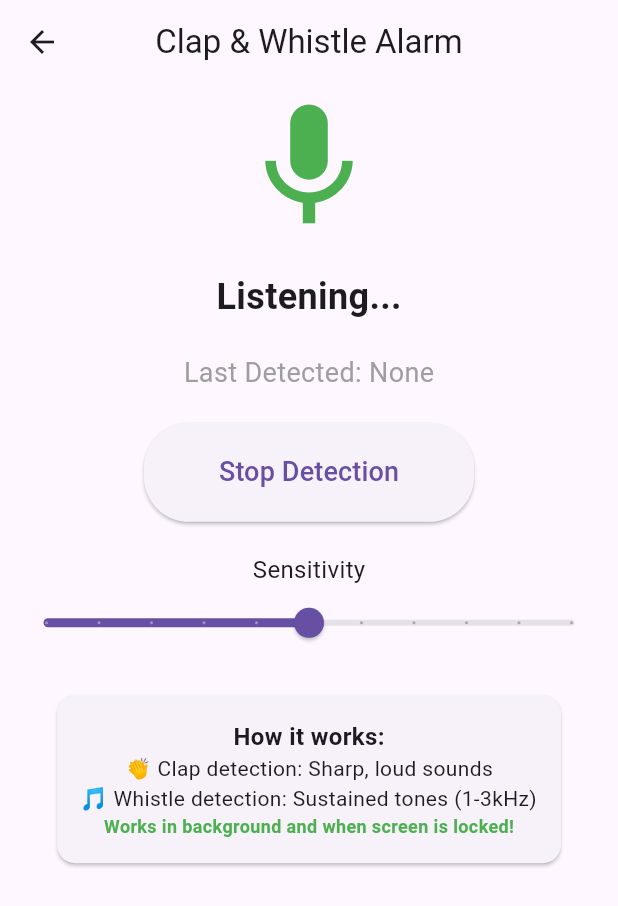
After one commit to AyeshaNaseer07/sensor_flutter_app, a Flutter app: the ClapDetectView screen opened directly, after a tap on "Start Detection", on a phone screen of 412 x 824 dp. The commit adds this screen. Shown: the top 906 px of the screen. Run offline on Flutter 3.47's test engine with Material 3 defaults, Android fonts, the phone set to English and light mode, and no system bars; our stand-ins replace audioplayers, flutter_screenutil, permission_handler, sensors_plus; missing offline and left inert: headphones_detection, proximity_sensor.

Commit message:
Add clap and whistle detection with audio managers

```diff
--- a/lib/App/modules/home /home_view.dart
+++ b/lib/App/modules/home /home_view.dart
@@ -1,6 +1,7 @@
 import 'package:flutter/material.dart';
 import 'package:ui_design/App/modules/sensors/anti_theft/anti_theft_view.dart';
 import 'package:ui_design/App/modules/sensors/bluetooth_sensor/bluetooth_view.dart';
+import 'package:ui_design/App/modules/sensors/clap_whistle_detect/clap_detect_view.dart';
 import 'package:ui_design/App/modules/sensors/headphone/headphone_view.dart';
 import 'package:ui_design/App/modules/sensors/motion_sensor/motion_view.dart';
 import 'package:ui_design/App/modules/sensors/power_sensor/power_view.dart';
@@ -40,31 +41,38 @@ class SensorHubPage extends StatelessWidget {
           ),
           sensorCard(
             context,
-            "Wi-Fi Sensor",
+            "Wi-Fi Status Change Detector",
             Icons.wifi,
             Colors.blue,
             WifiAlarmPage(),
           ),
           sensorCard(
             context,
-            "Bluetooth",
+            "Bluetooth Status Change Detector",
             Icons.bluetooth,
             Colors.indigo,
             BluetoothAlarmPage(),
           ),
           sensorCard(
             context,
-            "Charging",
+            "Charging Unplug Detector",
             Icons.battery_charging_full,
             Colors.green,
             const ChargerAlarmPage(),
           ),
           sensorCard(
             context,
-            "Headphones",
+            "Headphones Plug/Unplug Detector",
             Icons.headset,
             Colors.orange,
             const HeadphoneSensorPage(),
+          ),
+          sensorCard(
+            context,
+            "Clap and Whistle Detection",
+            Icons.surround_sound_outlined,
+            Colors.black,
+            const ClapDetectView(),
           ),
         ],
       ),
--- a/lib/App/modules/sensors/bluetooth_sensor/bluetooth_view.dart
+++ b/lib/App/modules/sensors/bluetooth_sensor/bluetooth_view.dart
@@ -167,20 +167,20 @@ class _BluetoothAlarmPageState extends State<BluetoothAlarmPage> {
   Future<void> activateAlarm() async {
     try {
       final result = await platform.invokeMethod("activateAlarm");
-      print(result);
+      debugPrint(result);
       setState(() => isAlarmActive = true);
     } on PlatformException catch (e) {
-      print("Failed to activate alarm: ${e.message}");
+      debugPrint("Failed to activate alarm: ${e.message}");
     }
   }
 
   Future<void> deactivateAlarm() async {
     try {
       final result = await platform.invokeMethod("deactivateAlarm");
-      print(result);
+      debugPrint(result);
       setState(() => isAlarmActive = false);
     } on PlatformException catch (e) {
-      print("Failed to deactivate alarm: ${e.message}");
+      debugPrint("Failed to deactivate alarm: ${e.message}");
     }
   }
 
--- /dev/null
+++ b/lib/App/modules/sensors/clap_whistle_detect/audio_detector.dart
@@ -0,0 +1,108 @@
+import 'dart:async';
+import 'dart:developer';
+import 'package:flutter/material.dart';
+import 'package:flutter/services.dart';
+import 'package:permission_handler/permission_handler.dart';
+
+class AudioDetector {
+  static const MethodChannel _channel = MethodChannel(
+    'com.clapwhistle.alarm/detector',
+  );
+
+  bool _isListening = false;
+  // ignore: unused_field
+  double _sensitivity = 0.5;
+
+  Function()? onClapDetected;
+  Function()? onWhistleDetected;
+
+  AudioDetector() {
+    _setupMethodChannel();
+  }
+
+  void _setupMethodChannel() {
+    _channel.setMethodCallHandler((call) async {
+      switch (call.method) {
+        case 'onClapDetected':
+          debugPrint('👏 Clap detected from native iOS!');
+          onClapDetected?.call();
+          break;
+        case 'onWhistleDetected':
+          debugPrint('🎵 Whistle detected from native iOS!');
+          onWhistleDetected?.call();
+          break;
+      }
+    });
+  }
+
+  Future<bool> requestPermission() async {
+    try {
+      final status = await Permission.microphone.request();
+      if (status.isPermanentlyDenied) {
+        await openAppSettings();
+      }
+      debugPrint("Mic permission: $status"); // ab "granted" aayega
+
+      // 👇 DEBUG ke liye yahan paste karo
+      debugPrint("Mic permission: $status");
+
+      return status.isGranted;
+    } catch (e) {
+      log("error while request permission for microphone $e");
+
+      return true;
+    }
+  }
+
+  Future<void> startListening(double sensitivity) async {
+    if (_isListening) return;
+
+    _sensitivity = sensitivity;
+
+    try {
+      final result = await _channel.invokeMethod('startBackgroundDetection', {
+        'sensitivity': sensitivity,
+      });
+
+      if (result == true) {
+        _isListening = true;
+        debugPrint('✅ Background detection started (Native iOS)');
+      }
+    } on PlatformException catch (e) {
+      debugPrint('❌ Failed to start detection: ${e.message}');
+    }
+  }
+
+  Future<void> stopListening() async {
+    if (!_isListening) return;
+
+    try {
+      await _channel.invokeMethod('stopBackgroundDetection');
+      _isListening = false;
+      debugPrint('✅ Background detection stopped');
+    } on PlatformException catch (e) {
+      debugPrint('❌ Failed to stop detection: ${e.message}');
+    }
+  }
+
+  Future<void> updateSensitivity(double sensitivity) async {
+    _sensitivity = sensitivity;
+
+    if (_isListening) {
+      try {
+        await _channel.invokeMethod('updateSensitivity', {
+          'sensitivity': sensitivity,
+        });
+        debugPrint('✅ Sensitivity updated: ${(sensitivity * 100).round()}%');
+      } on PlatformException catch (e) {
+        debugPrint('❌ Failed to update sensitivity: ${e.message}');
+      }
+    }
+  }
+
+  bool get isListening => _isListening;
+
+  void dispose() {
+    stopListening();
+  }
+}
--- /dev/null
+++ b/lib/App/modules/sensors/clap_whistle_detect/clap_detect_view.dart
@@ -0,0 +1,213 @@
+import 'package:flutter/material.dart';
+import 'package:flutter_screenutil/flutter_screenutil.dart';
+import 'package:ui_design/App/modules/sensors/clap_whistle_detect/audio_detector.dart';
+import 'package:ui_design/App/service/alarm_service.dart';
+
+class ClapDetectView extends StatefulWidget {
+  const ClapDetectView({super.key});
+
+  @override
+  State<ClapDetectView> createState() => ClapDetectViewState();
+}
+
+class ClapDetectViewState extends State<ClapDetectView> {
+  final AudioDetector _audioDetector = AudioDetector();
+  final AlarmService _alarmService = AlarmService();
+
+  bool _isListening = false;
+  bool _isAlarmRinging = false;
+  String _lastDetected = 'None';
+  double _sensitivity = 0.5;
+
+  @override
+  void initState() {
+    super.initState();
+    _initServices();
+  }
+
+  Future<void> _initServices() async {
+    await _alarmService.init();
+
+    _audioDetector.onClapDetected = () {
+      setState(() => _lastDetected = 'Clap');
+      _triggerAlarm();
+    };
+
+    _audioDetector.onWhistleDetected = () {
+      setState(() => _lastDetected = 'Whistle');
+      _triggerAlarm();
+    };
+  }
+
+  void _triggerAlarm() {
+    setState(() => _isAlarmRinging = true);
+    _alarmService.playAlarm();
+  }
+
+  void _stopAlarm() {
+    setState(() => _isAlarmRinging = false);
+    _alarmService.stopAlarm();
+  }
+
+  Future<void> _toggleListening() async {
+    if (_isListening) {
+      await _audioDetector.stopListening();
+      setState(() => _isListening = false);
+    } else {
+      final hasPermission = await _audioDetector.requestPermission();
+      if (hasPermission) {
+        await _audioDetector.startListening(_sensitivity);
+        setState(() => _isListening = true);
+      } else {
+        if (mounted) {
+          ScaffoldMessenger.of(context).showSnackBar(
+            const SnackBar(content: Text('Microphone permission denied')),
+          );
+        }
+      }
+    }
+  }
+
+  @override
+  void dispose() {
+    _audioDetector.dispose();
+    _alarmService.dispose();
+    super.dispose();
+  }
+
+  @override
+  Widget build(BuildContext context) {
+    return Scaffold(
+      appBar: AppBar(
+        title: const Text('Clap & Whistle Alarm'),
+        centerTitle: true,
+      ),
+      body: SingleChildScrollView(
+        child: Padding(
+          padding: const EdgeInsets.all(5.0),
+          child: Column(
+            mainAxisAlignment: MainAxisAlignment.center,
+            children: [
+              Icon(
+                _isListening ? Icons.mic : Icons.mic_off,
+                size: 100,
+                color: _isListening ? Colors.green : Colors.grey,
+              ),
+              SizedBox(height: 20.h),
+
+              Text(
+                _isListening ? 'Listening...' : 'Not Listening',
+                style: const TextStyle(
+                  fontSize: 24,
+                  fontWeight: FontWeight.bold,
+                ),
+              ),
+
+              SizedBox(height: 20.h),
+
+              Text(
+                'Last Detected: $_lastDetected',
+                style: const TextStyle(fontSize: 18, color: Colors.grey),
+              ),
+
+              SizedBox(height: 20.h),
+
+              if (!_isAlarmRinging) ...[
+                ElevatedButton(
+                  onPressed: _toggleListening, // ✔ correct function
+                  style: ElevatedButton.styleFrom(
+                    padding: const EdgeInsets.symmetric(
+                      horizontal: 50,
+                      vertical: 20,
+                    ),
+                    shape: RoundedRectangleBorder(
+                      borderRadius: BorderRadius.circular(30),
+                    ),
+                  ),
+                  child: Text(
+                    _isListening ? 'Stop Detection' : 'Start Detection',
+                    style: const TextStyle(fontSize: 18),
+                  ),
+                ),
+                SizedBox(height: 20.h),
+                const Text('Sensitivity', style: TextStyle(fontSize: 16)),
+                Slider(
+                  value: _sensitivity,
+                  min: 0.0,
+                  max: 1.0,
+                  divisions: 10,
+                  label: '${(_sensitivity * 100).round()}%',
+                  onChanged: (value) {
+                    setState(() => _sensitivity = value);
+                    if (_isListening) {
+                      _audioDetector.updateSensitivity(value);
+                    }
+                  },
+                ),
+              ] else ...[
+                const Icon(Icons.alarm, size: 100, color: Colors.red),
+                const SizedBox(height: 20),
+                const Text(
+                  'ALARM RINGING!',
+                  style: TextStyle(
+                    fontSize: 28,
+                    fontWeight: FontWeight.bold,
+                    color: Colors.red,
+                  ),
+                ),
+                const SizedBox(height: 40),
+                ElevatedButton(
+                  onPressed: _stopAlarm,
+                  style: ElevatedButton.styleFrom(
+                    backgroundColor: Colors.red,
+                    padding: const EdgeInsets.symmetric(
+                      horizontal: 50,
+                      vertical: 20,
+                    ),
+                    shape: RoundedRectangleBorder(
+                      borderRadius: BorderRadius.circular(30),
+                    ),
+                  ),
+                  child: const Text(
+                    'Stop Alarm',
+                    style: TextStyle(fontSize: 18, color: Colors.white),
+                  ),
+                ),
+              ],
+
+              SizedBox(height: 20.h),
+
+              const Card(
+                child: Padding(
+                  padding: EdgeInsets.all(16.0),
+                  child: Column(
+                    children: [
+                      Text(
+                        'How it works:',
+                        style: TextStyle(
+                          fontWeight: FontWeight.bold,
+                          fontSize: 16,
+                        ),
+                      ),
+                      Text('👏 Clap detection: Sharp, loud sounds'),
+                      Text('🎵 Whistle detection: Sustained tones (1-3kHz)'),
+                      Text(
+                        'Works in background and when screen is locked!',
+                        style: TextStyle(
+                          fontSize: 12,
+                          color: Colors.green,
+                          fontWeight: FontWeight.bold,
+                        ),
+                      ),
+                    ],
+                  ),
+                ),
+              ),
+              SizedBox(height: 20.h),
+            ],
+          ),
+        ),
+      ),
+    );
+  }
+}
--- a/lib/App/modules/sensors/wifi_sensor/wifi_sensor_view.dart
+++ b/lib/App/modules/sensors/wifi_sensor/wifi_sensor_view.dart
@@ -30,7 +30,7 @@ class _WifiAlarmPageState extends State<WifiAlarmPage> {
         isAlarmPlaying = isArmed; // show alarm active when armed
       });
     } on PlatformException catch (e) {
-      print("Error calling native method: ${e.message}");
+      debugPrint("Error calling native method: ${e.message}");
     }
   }
 
--- a/lib/App/service/alarm_service.dart
+++ b/lib/App/service/alarm_service.dart
@@ -1,28 +1,58 @@
 import 'package:audioplayers/audioplayers.dart';
+import 'package:flutter/cupertino.dart';
 
 class AlarmService {
   static final AlarmService _instance = AlarmService._internal();
+
   factory AlarmService() => _instance;
+
   AlarmService._internal();
 
   final AudioPlayer _player = AudioPlayer();
   bool _isPlaying = false;
 
   Future<void> init() async {
-    await _player.setReleaseMode(ReleaseMode.loop);
+    try {
+      await _player.setReleaseMode(ReleaseMode.loop);
+      await _player.setVolume(1.0);
+      debugPrint('✅ Alarm service initialized');
+    } catch (e) {
+      debugPrint('❌ Error initializing alarm service: $e');
+    }
   }
 
   Future<void> playAlarm() async {
     if (_isPlaying) return;
-    _isPlaying = true;
-    await _player.play(AssetSource('alarms/fire_alarm.mp3'), volume: 1.0);
+
+    try {
+      _isPlaying = true;
+      await _player.play(AssetSource('alarms/fire_alarm.mp3'));
+      debugPrint('🚨 Fire alarm playing!');
+    } catch (e) {
+      debugPrint('❌ Error playing alarm: $e');
+      _isPlaying = false;
+    }
   }
 
   Future<void> stopAlarm() async {
     if (!_isPlaying) return;
-    _isPlaying = false;
-    await _player.stop();
+
+    try {
+      await _player.stop();
+      _isPlaying = false;
+      debugPrint('✅ Alarm stopped');
+    } catch (e) {
+      debugPrint('❌ Error stopping alarm: $e');
+    }
   }
 
   bool get isPlaying => _isPlaying;
+
+  void dispose() {
+    if (_isPlaying) {
+      _player.stop();
+    }
+    _player.dispose();
+    debugPrint('✅ Alarm service disposed');
+  }
 }
--- a/pubspec.yaml
+++ b/pubspec.yaml
@@ -42,6 +42,7 @@ dependencies:
   flutter_blue_plus: ^2.1.0
   connectivity_plus: ^7.0.0
   headphones_detection: ^1.1.2
+  permission_handler: ^12.0.1
 
 
 dev_dependencies:
```
Also changed, not shown: pubspec.lock, 2 other files.
